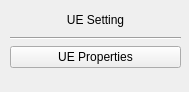
Qt form netflux5g-editor/src/gui/ui/UEDialog.ui (adaptivenetworklab/NetFlux5G) before a commit.
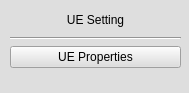
The same form after that commit.

```diff
--- a/netflux5g-editor/src/gui/ui/UEDialog.ui
+++ b/netflux5g-editor/src/gui/ui/UEDialog.ui
@@ -7,12 +7,15 @@
     <x>0</x>
     <y>0</y>
     <width>189</width>
-    <height>92</height>
+    <height>93</height>
    </rect>
   </property>
   <property name="windowTitle">
    <string>Form</string>
   </property>
+  <property name="styleSheet">
+   <string notr="true">background-color: rgb(222, 222, 222);</string>
+  </property>
   <widget class="QWidget" name="verticalLayoutWidget">
    <property name="geometry">
     <rect>
```
Left out of the diff: 2 changed lines with no effect on the pictures.
